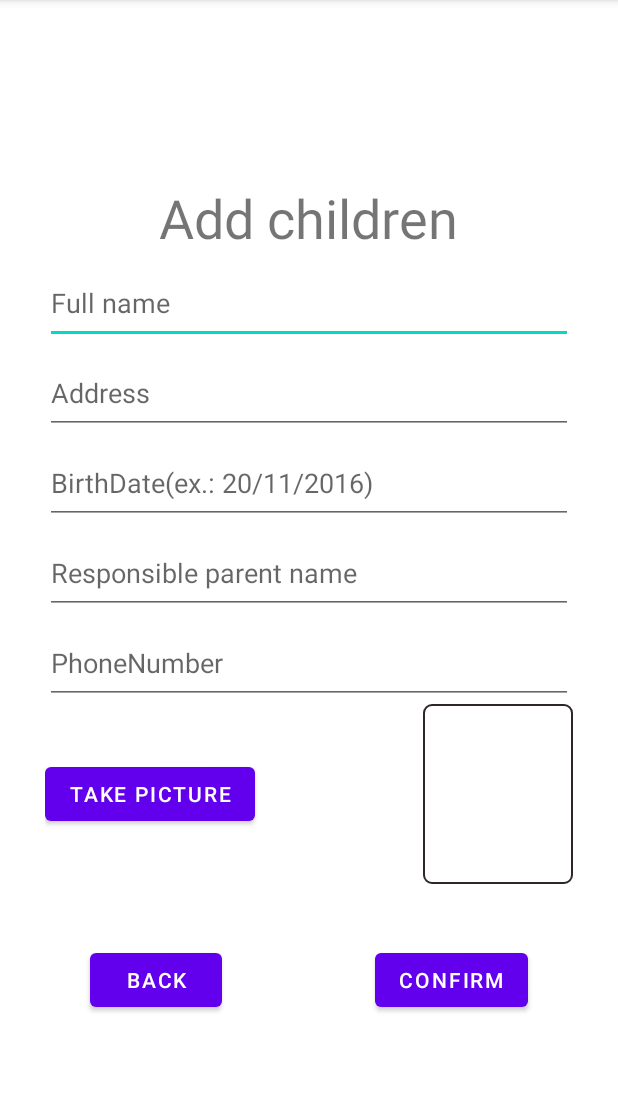
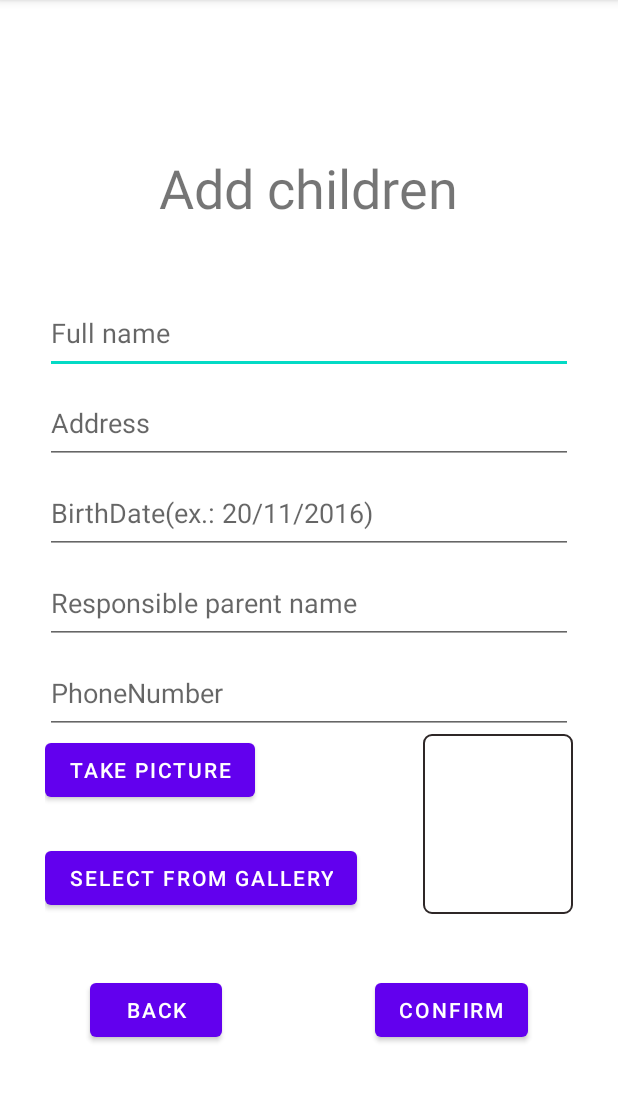
Before and after one commit to filipegoncalves9119/ProjetoPDM, an Android app: the AddChildrenActivity screen opened directly, with no data from a screen before it, on a phone screen of 412 x 824 dp, the part 84-1186 px from its top. Run offline under Robolectric (Android 15) with nearby library versions, the phone set to English and light mode, and no system bars; our stand-ins replace Firebase (no records; nobody signed in at launch, a user with empty details on screens opened directly).

Commit message:
addRoomGalleryPicture

```diff
--- a/MedicacaoCrianca/app/src/main/AndroidManifest.xml
+++ b/MedicacaoCrianca/app/src/main/AndroidManifest.xml
@@ -3,6 +3,7 @@
     package="com.example.medicacaocrianca">
 
     <uses-permission android:name="android.permission.CAMERA"/>
+    <uses-permission android:name="android.permission.READ_EXTERNAL_STORAGE"/>
 
     <application
         android:allowBackup="true"
--- a/MedicacaoCrianca/app/src/main/java/com/example/medicacaocrianca/AddChildrenActivity.java
+++ b/MedicacaoCrianca/app/src/main/java/com/example/medicacaocrianca/AddChildrenActivity.java
@@ -32,9 +32,11 @@ public class AddChildrenActivity extends AppCompatActivity {
     private Button confirmBtn;
     private Button backBtn;
     private Button takePicture;
+    private Button openGallery;
     private ImageView picture;
     private DatabaseReference reference;
-    private final int REQUEST_CAMERA_CODE = 100;
+    private static final int REQUEST_CAMERA_CODE = 100;
+    private static final int REQUEST_GALLERY_CODE = 200;
 
 
     /**
@@ -56,6 +58,7 @@ public class AddChildrenActivity extends AppCompatActivity {
         this.backBtn = findViewById(R.id.back_btn_id);
         this.takePicture = findViewById(R.id.picture_btn_id);
         this.picture = findViewById(R.id.image_id);
+        this.openGallery = findViewById(R.id.gallery_btn_id);
         this.reference = FirebaseDatabase.getInstance().getReference().child("Children");
 
 
@@ -63,6 +66,11 @@ public class AddChildrenActivity extends AppCompatActivity {
         if(ContextCompat.checkSelfPermission(AddChildrenActivity.this, Manifest.permission.CAMERA) != PackageManager.PERMISSION_GRANTED){
             ActivityCompat.requestPermissions(AddChildrenActivity.this, new String[]{
                     Manifest.permission.CAMERA
+            },REQUEST_CAMERA_CODE);
+        }
+        if(ContextCompat.checkSelfPermission(AddChildrenActivity.this, Manifest.permission.READ_EXTERNAL_STORAGE) != PackageManager.PERMISSION_GRANTED){
+            ActivityCompat.requestPermissions(AddChildrenActivity.this, new String[]{
+                    Manifest.permission.READ_EXTERNAL_STORAGE
             },REQUEST_CAMERA_CODE);
         }
 
@@ -74,7 +82,6 @@ public class AddChildrenActivity extends AppCompatActivity {
 
             }
         });
-
 
 
 
@@ -97,9 +104,34 @@ public class AddChildrenActivity extends AppCompatActivity {
             }
         });
 
+        this.openGallery.setOnClickListener(new View.OnClickListener() {
+            @Override
+            public void onClick(View v) {
+                pickImageFromGallery();
+            }
+        });
 
     }
 
+
+    /**
+     * Method to start the gallery pick activity
+     */
+    private void pickImageFromGallery() {
+
+        Intent intent = new Intent(Intent.ACTION_PICK);
+        intent.setType("image/*");
+        startActivityForResult(intent, REQUEST_GALLERY_CODE);
+    }
+
+    /**
+     * Method used to place the taken picture into the imageview
+     * Or choose between any photo in the phone's gallery
+     * if the request code matches
+     * @param requestCode
+     * @param resultCode
+     * @param data
+     */
     @Override
     protected void onActivityResult(int requestCode, int resultCode, @Nullable Intent data) {
         super.onActivityResult(requestCode, resultCode, data);
@@ -107,7 +139,13 @@ public class AddChildrenActivity extends AppCompatActivity {
             Bitmap bitmap = (Bitmap) data.getExtras().get("data");
             this.picture.setImageBitmap(bitmap);
         }
+
+        if(requestCode == REQUEST_GALLERY_CODE){
+            this.picture.setImageURI(data.getData());
+        }
     }
+
+
 
     /**
      * Method to add children to the real time firebase
@@ -121,6 +159,6 @@ public class AddChildrenActivity extends AppCompatActivity {
     private void addChildren(String name, String address, String birthdate, String parent, String phone) {
         Children children = new Children(name, address, birthdate, parent, phone);
         this.reference.push().setValue(children);
-        Toast.makeText(AddChildrenActivity.this,"Children added sucefully!", Toast.LENGTH_LONG).show();
+        Toast.makeText(AddChildrenActivity.this,"Children added successfully!", Toast.LENGTH_LONG).show();
     }
 }
--- a/MedicacaoCrianca/app/src/main/java/com/example/medicacaocrianca/AddTeacherActivity.java
+++ b/MedicacaoCrianca/app/src/main/java/com/example/medicacaocrianca/AddTeacherActivity.java
@@ -103,7 +103,7 @@ public class AddTeacherActivity extends AppCompatActivity {
             public void onComplete(@NonNull Task<AuthResult> task) {
                 if(task.isSuccessful()){
                     register();
-                    Toast.makeText(AddTeacherActivity.this, "Teacher created succefuly", Toast.LENGTH_SHORT).show();
+                    Toast.makeText(AddTeacherActivity.this, "Teacher created successfully", Toast.LENGTH_SHORT).show();
                     Intent confirm = new Intent(AddTeacherActivity.this, AdminHomeActivity.class);
                     startActivity(confirm);
                 }
--- a/MedicacaoCrianca/app/src/main/res/layout/activity_add_children.xml
+++ b/MedicacaoCrianca/app/src/main/res/layout/activity_add_children.xml
@@ -14,6 +14,7 @@
         android:layout_width="wrap_content"
         android:layout_height="wrap_content"
         android:paddingTop="30dp"
+        android:paddingBottom="40dp"
         android:text="Add children"
         android:textSize="36dp" />
 
@@ -93,7 +94,16 @@
             android:layout_height="wrap_content"
             android:layout_centerInParent="true"
             android:layout_alignParentLeft="true"
+            android:layout_alignParentTop="true"
             android:text="Take picture">
+
+        </Button>
+        <Button
+            android:id="@+id/gallery_btn_id"
+            android:layout_width="wrap_content"
+            android:layout_height="wrap_content"
+            android:layout_alignParentBottom="true"
+            android:text="Select from gallery">
 
         </Button>
        <ImageView
```
Also changed, not shown: MedicacaoCrianca/app/src/main/java/com/example/medicacaocrianca/AddRoomActivity.java (+12 -5 lines).
